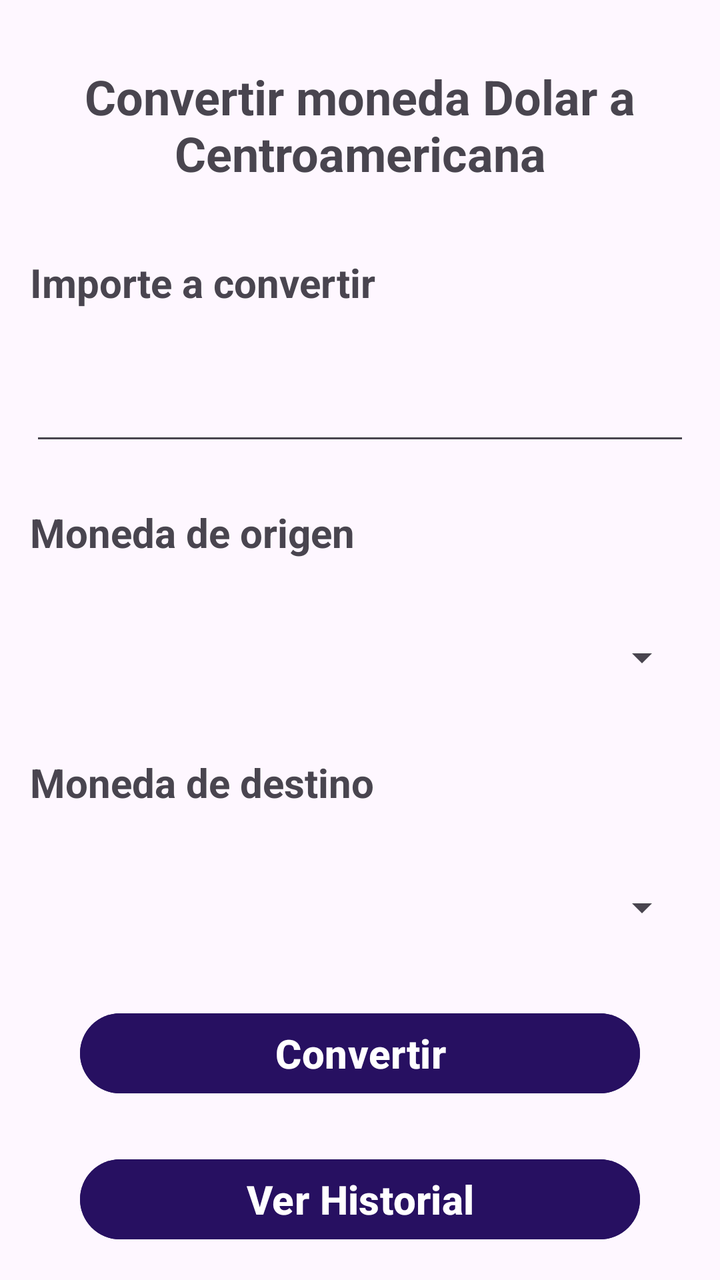
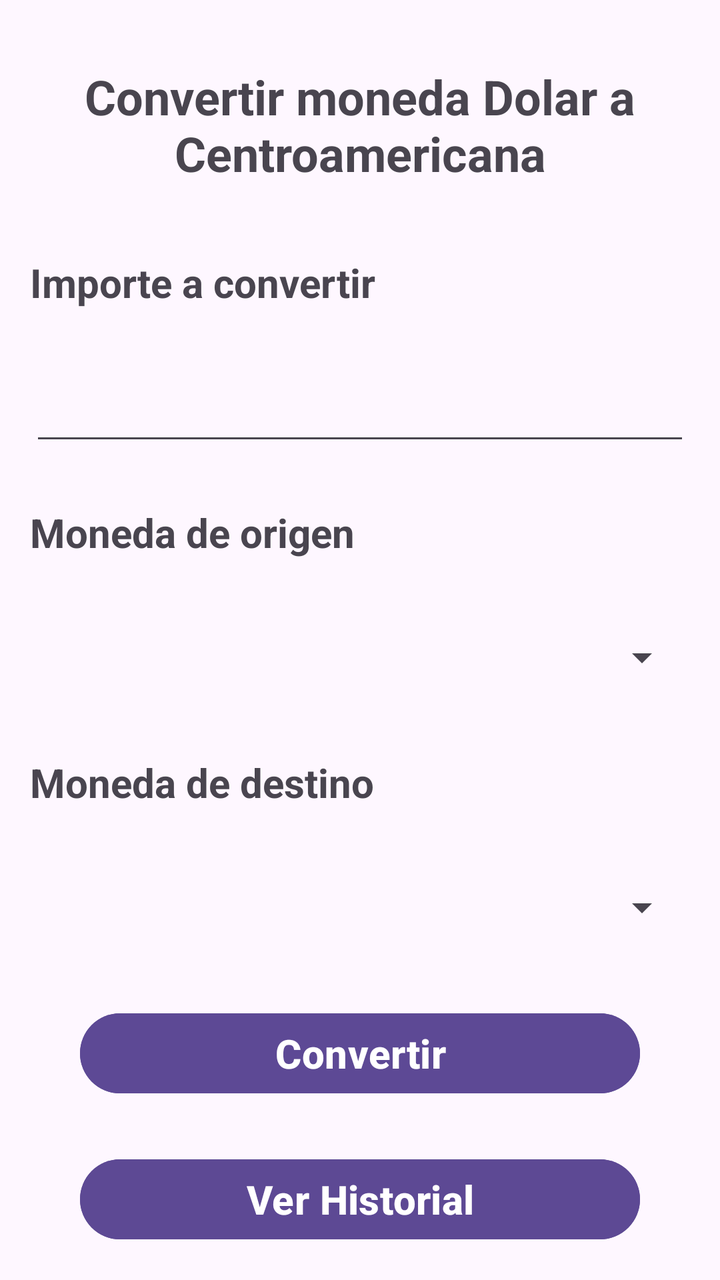

Two renders of the same Android screen: before a commit and after it. Below are the layout's source before the change and the commit's diff.
<!-- AndroidManifest.xml: application theme Theme.ConversorDeMonedasGrupo2 -->
<!-- res/layout/activity_main.xml -->
<?xml version="1.0" encoding="utf-8"?>
<androidx.constraintlayout.widget.ConstraintLayout xmlns:android="http://schemas.android.com/apk/res/android"
    xmlns:app="http://schemas.android.com/apk/res-auto"
    xmlns:tools="http://schemas.android.com/tools"
    android:id="@+id/main"
    android:layout_width="match_parent"
    android:layout_height="match_parent"
    tools:context=".MainActivity">

    <TextView
        android:id="@+id/textView"
        android:layout_width="0dp"
        android:layout_height="wrap_content"
        android:layout_marginStart="15dp"
        android:layout_marginTop="32dp"
        android:layout_marginEnd="15dp"
        android:gravity="center"
        android:text="Convertir moneda Dolar a Centroamericana"
        android:textSize="24sp"
        android:textStyle="bold"
        app:layout_constraintEnd_toEndOf="parent"
        app:layout_constraintStart_toStartOf="parent"
        app:layout_constraintTop_toTopOf="parent" />

    <TextView
        android:id="@+id/textView8"
        android:layout_width="0dp"
        android:layout_height="wrap_content"
        android:layout_marginStart="15dp"
        android:layout_marginTop="35dp"
        android:layout_marginEnd="15dp"
        android:text="Importe a convertir"
        android:textSize="20sp"
        android:textStyle="bold"
        app:layout_constraintEnd_toEndOf="parent"
        app:layout_constraintStart_toStartOf="parent"
        app:layout_constraintTop_toBottomOf="@+id/textView" />

    <EditText
        android:id="@+id/etImporte"
        android:layout_width="0dp"
        android:layout_height="wrap_content"
        android:layout_marginStart="15dp"
        android:layout_marginTop="25dp"
        android:layout_marginEnd="15dp"
        android:ems="10"
        android:minHeight="48dp"
        android:inputType="numberDecimal"
        app:layout_constraintEnd_toEndOf="parent"
        app:layout_constraintStart_toStartOf="parent"
        app:layout_constraintTop_toBottomOf="@+id/textView8" />

    <TextView
        android:id="@+id/textView9"
        android:layout_width="0dp"
        android:layout_height="wrap_content"
        android:layout_marginStart="15dp"
        android:layout_marginTop="25dp"
        android:layout_marginEnd="15dp"
        android:text="Moneda de origen"
        android:textSize="20sp"
        android:textStyle="bold"
        app:layout_constraintEnd_toEndOf="parent"
        app:layout_constraintStart_toStartOf="parent"
        app:layout_constraintTop_toBottomOf="@+id/etImporte" />

    <Spinner
        android:id="@+id/spOrigen"
        android:layout_width="0dp"
        android:layout_height="wrap_content"
        android:layout_marginStart="15dp"
        android:layout_marginTop="25dp"
        android:layout_marginEnd="15dp"
        android:minHeight="48dp"
        app:layout_constraintEnd_toEndOf="parent"
        app:layout_constraintStart_toStartOf="parent"
        app:layout_constraintTop_toBottomOf="@+id/textView9" />

    <TextView
        android:id="@+id/textView10"
        android:layout_width="0dp"
        android:layout_height="wrap_content"
        android:layout_marginStart="15dp"
        android:layout_marginTop="25dp"
        android:layout_marginEnd="15dp"
        android:text="Moneda de destino"
        android:textSize="20sp"
        android:textStyle="bold"
        app:layout_constraintEnd_toEndOf="parent"
        app:layout_constraintStart_toStartOf="parent"
        app:layout_constraintTop_toBottomOf="@+id/spOrigen" />

    <Spinner
        android:id="@+id/spDestino"
        android:layout_width="0dp"
        android:layout_height="wrap_content"
        android:layout_marginStart="15dp"
        android:layout_marginTop="25dp"
        android:layout_marginEnd="15dp"
        android:minHeight="48dp"
        app:layout_constraintEnd_toEndOf="parent"
        app:layout_constraintStart_toStartOf="parent"
        app:layout_constraintTop_toBottomOf="@+id/textView10" />

    <Button
        android:id="@+id/btnConvertir"
        android:layout_width="0dp"
        android:layout_height="wrap_content"
        android:layout_marginStart="40dp"
        android:layout_marginTop="25dp"
        android:layout_marginEnd="40dp"
        android:backgroundTint="#271061"
        android:text="Convertir"
        android:textSize="20sp"
        android:textStyle="bold"
        app:layout_constraintEnd_toEndOf="parent"
        app:layout_constraintStart_toStartOf="parent"
        app:layout_constraintTop_toBottomOf="@+id/spDestino" />

    <Button
        android:id="@+id/btnVerHistorial"
        android:layout_width="0dp"
        android:layout_height="wrap_content"
        android:layout_marginStart="40dp"
        android:layout_marginTop="25dp"
        android:layout_marginEnd="40dp"
        android:backgroundTint="#271061"
        android:text="Ver Historial"
        android:textSize="20sp"
        android:textStyle="bold"
        app:layout_constraintEnd_toEndOf="parent"
        app:layout_constraintStart_toStartOf="parent"
        app:layout_constraintTop_toBottomOf="@+id/btnConvertir" />

    <Button
        android:id="@+id/btnConfigurarTasas"
        android:layout_width="0dp"
        android:layout_height="wrap_content"
        android:layout_marginStart="40dp"
        android:layout_marginTop="25dp"
        android:layout_marginEnd="40dp"
        android:backgroundTint="#271061"
        android:text="Configurar Tasas"
        android:textSize="20sp"
        android:textStyle="bold"
        app:layout_constraintEnd_toEndOf="parent"
        app:layout_constraintStart_toStartOf="parent"
        app:layout_constraintTop_toBottomOf="@+id/btnVerHistorial" />

    <TextView
        android:id="@+id/tvResultado"
        android:layout_width="0dp"
        android:layout_height="wrap_content"
        android:layout_marginStart="15dp"
        android:layout_marginTop="35dp"
        android:layout_marginEnd="15dp"
        android:gravity="center"
        android:text="Resultado: "
        android:textSize="24sp"
        android:textStyle="bold"
        app:layout_constraintEnd_toEndOf="parent"
        app:layout_constraintStart_toStartOf="parent"
        app:layout_constraintTop_toBottomOf="@+id/btnConfigurarTasas" />

</androidx.constraintlayout.widget.ConstraintLayout>
<!-- resources referenced by this layout -->
<resources>
  <style name="Theme.ConversorDeMonedasGrupo2" parent="Base.Theme.ConversorDeMonedasGrupo2" />
  <style name="Base.Theme.ConversorDeMonedasGrupo2" parent="Theme.Material3.DayNight.NoActionBar">
          
          
      </style>
</resources>

<!-- the commit's change to res/layout/activity_main.xml (unified diff, before → after) -->
@@ -109,7 +109,7 @@
         android:layout_marginStart="40dp"
         android:layout_marginTop="25dp"
         android:layout_marginEnd="40dp"
-        android:backgroundTint="#271061"
+        android:backgroundTint="#5D4995"
         android:text="Convertir"
         android:textSize="20sp"
         android:textStyle="bold"
@@ -124,7 +124,7 @@
         android:layout_marginStart="40dp"
         android:layout_marginTop="25dp"
         android:layout_marginEnd="40dp"
-        android:backgroundTint="#271061"
+        android:backgroundTint="#5D4994"
         android:text="Ver Historial"
         android:textSize="20sp"
         android:textStyle="bold"
@@ -139,7 +139,7 @@
         android:layout_marginStart="40dp"
         android:layout_marginTop="25dp"
         android:layout_marginEnd="40dp"
-        android:backgroundTint="#271061"
+        android:backgroundTint="#5D4994"
         android:text="Configurar Tasas"
         android:textSize="20sp"
         android:textStyle="bold"
